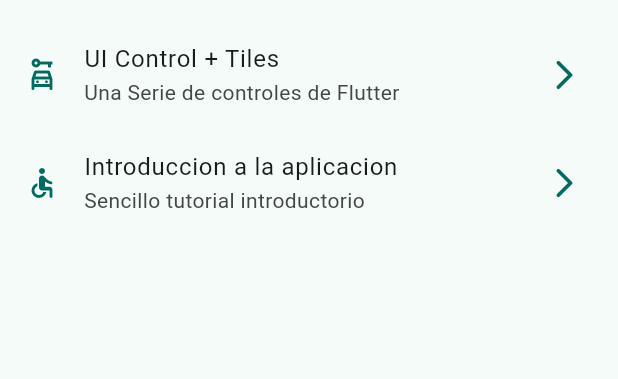
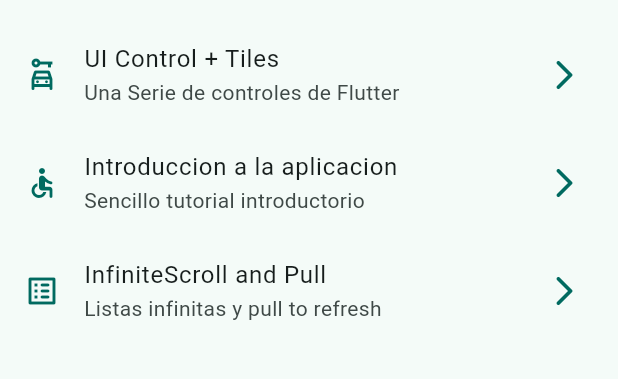
Before and after one commit to Luc47s/widget_app_test, a Flutter app: the screen it shows after launch, on a phone screen of 412 x 824 dp, the part 603-982 px from its top. Run offline on Flutter 3.47's test engine with Material 3 defaults, Android fonts, the phone set to English and light mode, and no system bars; our stand-ins replace animate_do, go_router.

Commit message:
infinite scroll

```diff
--- a/lib/config/menu/menu_item.dart
+++ b/lib/config/menu/menu_item.dart
@@ -50,4 +50,9 @@ const appMenuItems = <MenuItem>[
       subTitle: 'Sencillo tutorial introductorio',
       link: '/tutorial',
       icon: Icons.accessible_rounded),
+  MenuItem(
+      title: 'InfiniteScroll and Pull',
+      subTitle: 'Listas infinitas y pull to refresh',
+      link: '/infinite',
+      icon: Icons.list_alt_rounded),
 ];
--- a/lib/config/router/app_router.dart
+++ b/lib/config/router/app_router.dart
@@ -45,5 +45,10 @@ final appRouter = GoRouter(
       name: AppTutorial.name,
       builder: (context, state) => const AppTutorial(),
     ),
+    GoRoute(
+      path: '/infinite',
+      name: InfiniteScrollScreen.name,
+      builder: (context, state) => const InfiniteScrollScreen(),
+    ),
   ],
 );
```
Also changed, not shown: lib/presentation/screen/infinite_scroll/infinite_scroll_screen.dart (+79 -3 lines).
